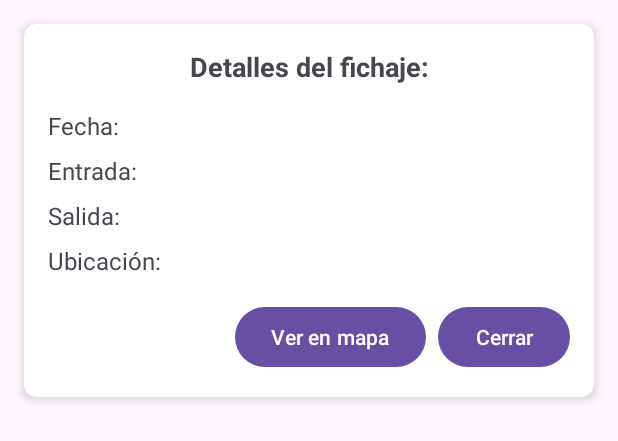
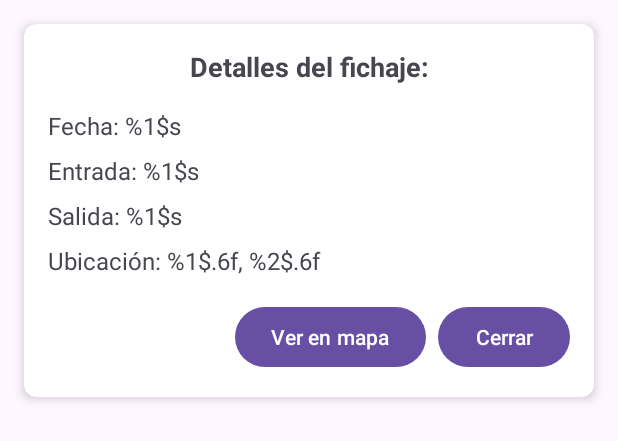
Before and after one commit to ffernandezco/DAS-Proyecto, an Android app: the layout dialog_fichaje_details.xml on its own in the app's theme, with its tools: preview values and no code run, on a phone screen of 412 x 824 dp. Shown: the top 441 px of the screen. Run offline under Robolectric (Android 15) with nearby library versions, the phone set to English and light mode, and no system bars.

```diff
--- a/app/src/main/res/values/strings.xml
+++ b/app/src/main/res/values/strings.xml
@@ -6,12 +6,17 @@
     <string name="fichar_entrada">Fichar Entrada</string>
     <string name="fichar_salida">Fichar Salida</string>
     <string name="historial">Historial de fichajes:</string>
-    <string name="fecha">Fecha:</string>
-    <string name="entrada">Entrada:</string>
-    <string name="salida">Salida:</string>
+    <string name="fecha">Fecha: %1$s</string>
+    <string name="entrada">Entrada: %1$s</string>
+    <string name="salida">Salida: %1$s</string>
+    <string name="pendiente">Pendiente</string>
+    <string name="ubicacion_no_disponible">Ubicación: No disponible</string>
+    <string name="ubicacion">Ubicación: %1$.6f, %2$.6f</string>
+    <string name="ver_mapa">Ver Mapa</string>
+    <string name="ubicacion_fichaje">Ubicación de fichaje</string>
     <string name="detalle">Detalles del fichaje:</string>
-    <string name="ubicacion">Ubicación:</string>
     <string name="mapa">Ver en mapa</string>
+    <string name="location_error">No se ha podido obtener la ubicación. Se registrará el fichaje sin ella, pero conviene que revises los permisos otorgados en la configuración.</string>
     <string name="cerrar">Cerrar</string>
     <string name="settings">Ajustes</string>
     <string name="save">Guardar</string>
```
Also changed, not shown: app/src/main/java/eus/ehu/dasproyecto/FichajeAdapter.java (+7 -5 lines), app/src/main/java/eus/ehu/dasproyecto/FichajeDetailsDialog.java (+12 -8 lines), app/src/main/java/eus/ehu/dasproyecto/MainActivity.java (+6 -6 lines), 1 other file.
